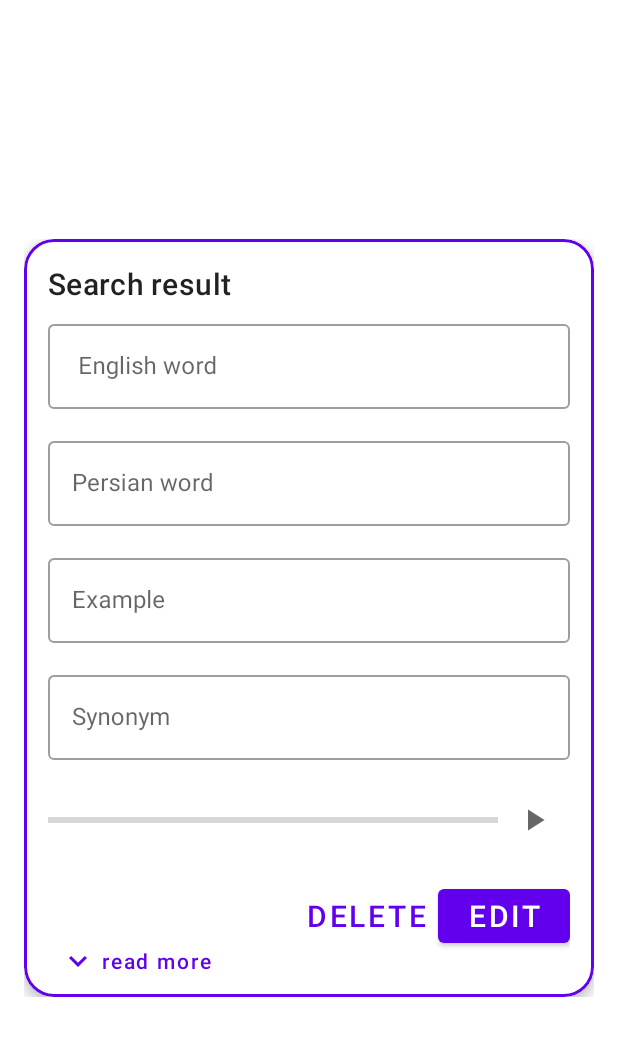
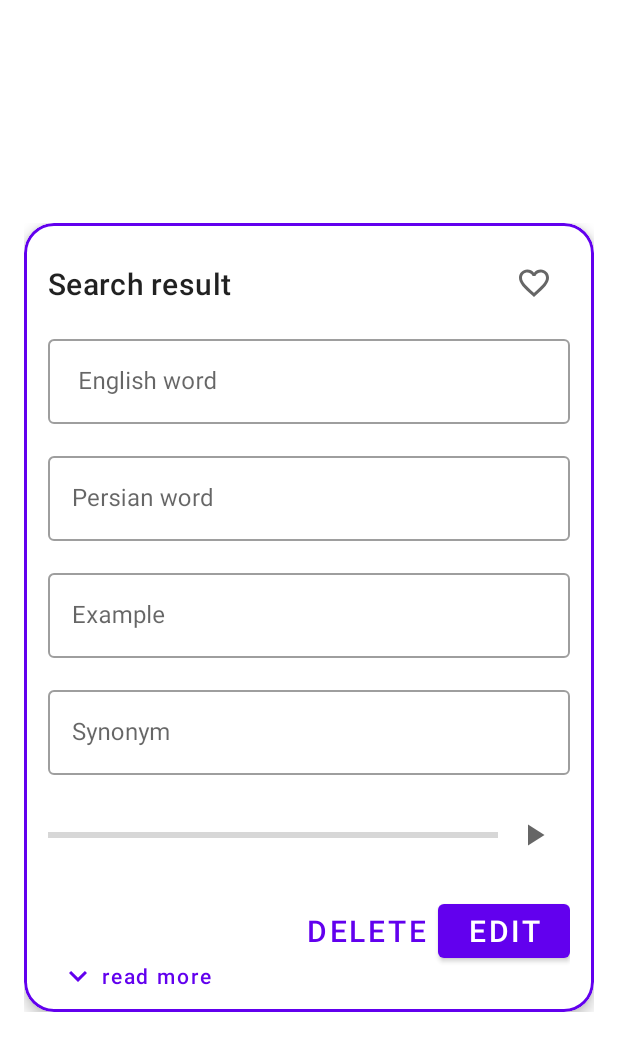
Before and after one commit to Zahra-Jannesari/DictionaryApp, an Android app: the layout fragment_word_detail.xml on its own in the app's theme, with its tools: preview values and no code run, on a phone screen of 412 x 824 dp. Shown: the top 1051 px of the screen. Run offline under Robolectric (Android 15) with nearby library versions, the phone set to English and light mode, and no system bars.

Commit message:
add like button in word detail fragment

```diff
--- a/app/src/main/res/layout/fragment_word_detail.xml
+++ b/app/src/main/res/layout/fragment_word_detail.xml
@@ -36,11 +36,36 @@
                 android:paddingHorizontal="16dp"
                 android:paddingTop="16dp">
 
-                <TextView
-                    android:layout_width="wrap_content"
-                    android:layout_height="wrap_content"
-                    android:text="Search result"
-                    android:textAppearance="?attr/textAppearanceHeadline6" />
+                <androidx.constraintlayout.widget.ConstraintLayout
+                    android:layout_width="match_parent"
+                    android:layout_height="wrap_content">
+
+                    <TextView
+                        android:id="@+id/textView"
+                        android:layout_width="wrap_content"
+                        android:layout_height="wrap_content"
+                        android:text="Search result"
+                        android:textAppearance="?attr/textAppearanceHeadline6"
+                        app:layout_constraintBottom_toBottomOf="parent"
+                        app:layout_constraintEnd_toStartOf="@+id/button_favorite"
+                        app:layout_constraintHorizontal_bias="0.5"
+                        app:layout_constraintHorizontal_chainStyle="spread_inside"
+                        app:layout_constraintStart_toStartOf="parent"
+                        app:layout_constraintTop_toTopOf="parent" />
+
+                    <ImageButton
+                        android:id="@+id/button_favorite"
+                        android:layout_width="48dp"
+                        android:layout_height="48dp"
+                        android:background="@null"
+                        android:src="@drawable/favorite_selector"
+                        app:layout_constraintBottom_toBottomOf="parent"
+                        app:layout_constraintEnd_toEndOf="parent"
+                        app:layout_constraintHorizontal_bias="0.5"
+                        app:layout_constraintStart_toEndOf="@+id/textView"
+                        app:layout_constraintTop_toTopOf="parent"
+                        tools:ignore="SpeakableTextPresentCheck" />
+                </androidx.constraintlayout.widget.ConstraintLayout>
 
                 <com.google.android.material.textfield.TextInputLayout
                     style="@style/Widget.MaterialComponents.TextInputLayout.OutlinedBox"
```
